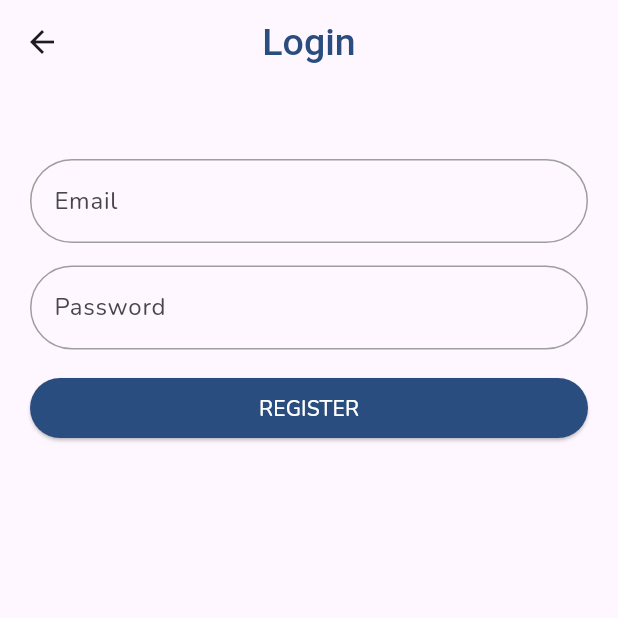
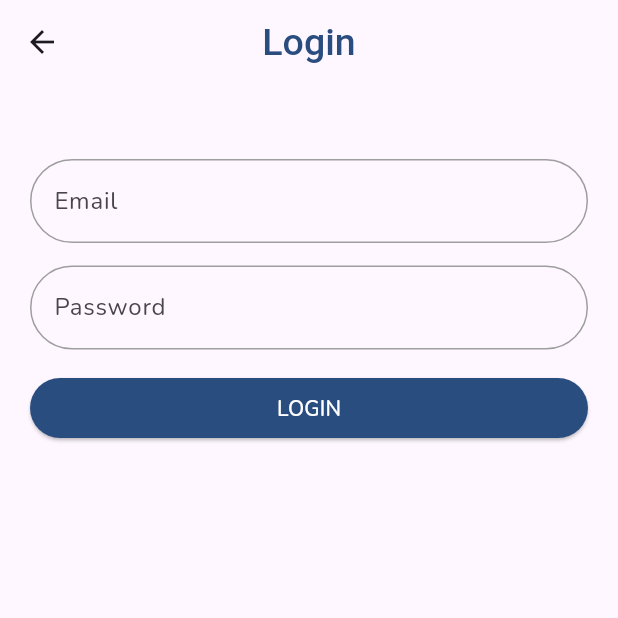
Before and after one commit to a-saber/NTI_course, a Flutter app: the LoginView screen opened directly, on a phone screen of 412 x 824 dp, the top half of it. Run offline on Flutter 3.47's test engine with Material 3 defaults, Android fonts, the phone set to English and light mode, and no system bars; our stand-ins replace dartz, flutter_bloc, get.

```diff
--- a/lib/features/auth/manager/auth_cubit/auth_cubit.dart
+++ b/lib/features/auth/manager/auth_cubit/auth_cubit.dart
@@ -1,9 +1,7 @@
 import 'package:flutter/material.dart';
 import 'package:flutter_bloc/flutter_bloc.dart';
-import 'package:nti_course/core/helper/my_navigator.dart';
 import 'package:nti_course/features/auth/data/models/user_model.dart';
 import 'package:nti_course/features/auth/data/repo/auth_repo.dart';
-import 'package:nti_course/features/auth/views/login_view.dart';
 
 import 'auth_state.dart';
 
@@ -16,6 +14,9 @@ class AuthCubit extends Cubit<AuthState> {
   final TextEditingController emailController = TextEditingController();
   final TextEditingController passwordController = TextEditingController();
   final TextEditingController passwordConfirmController = TextEditingController();
+
+  final TextEditingController loginEmailController = TextEditingController();
+  final TextEditingController loginPasswordController = TextEditingController();
 
   AuthRepo authRepo = AuthRepo();
 
@@ -40,7 +41,24 @@ class AuthCubit extends Cubit<AuthState> {
       (r)
       {
         emit(AuthRegisterSuccess());
-        MyNavigator.navigateTo( screen: LoginView());
+      }
+    );
+  }
+
+
+  void onLoginPressed()
+  {
+    emit(AuthLoginLoading());
+
+    var response = authRepo.login(email: loginEmailController.text, password: loginPasswordController.text);
+    response.fold(
+      (String error)
+      {
+        emit(AuthLoginError(error: error));
+      },
+      (UserModel user)
+      {
+        emit(AuthLoginSuccess());
       }
     );
   }
--- a/lib/features/auth/manager/auth_cubit/auth_state.dart
+++ b/lib/features/auth/manager/auth_cubit/auth_state.dart
@@ -1,6 +1,7 @@
 abstract class AuthState{}
 
 class AuthInitialState extends AuthState{}
+
 class AuthRegisterLoading extends AuthState{}
 class AuthRegisterSuccess extends AuthState{}
 class AuthRegisterError extends AuthState
@@ -8,3 +9,11 @@ class AuthRegisterError extends AuthState
   String error;
   AuthRegisterError({required this.error});
 }
+
+class AuthLoginLoading extends AuthState{}
+class AuthLoginSuccess extends AuthState{}
+class AuthLoginError extends AuthState
+{
+  String error;
+  AuthLoginError({required this.error});
+}
--- a/lib/features/auth/views/login_view.dart
+++ b/lib/features/auth/views/login_view.dart
@@ -1,15 +1,18 @@
 import 'package:flutter/material.dart';
+import 'package:flutter_bloc/flutter_bloc.dart';
 import 'package:nti_course/core/localization/app_strings.dart';
 import 'package:nti_course/core/utils/app_paddings.dart';
 import 'package:nti_course/core/utils/app_sizes.dart';
 import 'package:nti_course/core/widgets/default_btn.dart';
+import 'package:nti_course/features/auth/manager/auth_cubit/auth_cubit.dart';
+import 'package:nti_course/features/auth/manager/auth_cubit/auth_state.dart';
 
 import 'widgets/default_auth_from_field.dart';
 
 class LoginView extends StatelessWidget {
-   LoginView({super.key});
-  final TextEditingController emailController = TextEditingController();
-  final TextEditingController passwordController = TextEditingController();
+  const LoginView({
+    super.key,
+  });
 
   @override
   Widget build(BuildContext context) {
@@ -18,30 +21,47 @@ class LoginView extends StatelessWidget {
         title: Text(AppStrings.login),
         centerTitle: true,
       ),
-      body: Padding(
+      body: Builder(
+        builder: (context) {
+          return Padding(
             padding: AppPaddings.pagePadding,
             child: Column(
-          children:
-          [
-            SizedBox(height: AppSizes.spaceAboveForm,),
+              children: [
+                SizedBox(
+                  height: AppSizes.spaceAboveForm,
+                ),
                 DefaultAuthFormField(
                   label: AppStrings.email,
-              controller: emailController,
+                  controller: AuthCubit.get(context).loginEmailController,
                 ),
                 DefaultAuthFormField(
                   label: AppStrings.password,
-              controller: passwordController,
+                  controller: AuthCubit.get(context).loginPasswordController,
                 ),
-
-            SizedBox(
+                BlocListener<AuthCubit, AuthState>(
+                  listener: (context, state) {
+                    if (state is AuthLoginSuccess) {
+                      ScaffoldMessenger.of(context).showSnackBar(SnackBar(
+                        content: Text('Success Login'),
+                      ));
+                    } else if (state is AuthLoginError) {
+                      ScaffoldMessenger.of(context).showSnackBar(SnackBar(
+                        content: Text(state.error),
+                      ));
+                    }
+                  },
+                  child: SizedBox(
                     width: double.infinity,
                     child: DefaultBtn(
-                text: AppStrings.register.toUpperCase(),
-                onPressed: (){},
+                      text: AppStrings.login.toUpperCase(),
+                      onPressed: AuthCubit.get(context).onLoginPressed,
+                    ),
                   ),
                 )
               ],
             ),
+          );
+        }
       ),
     );
   }
```
Also changed, not shown: lib/features/auth/views/register_view.dart (+4 -9 lines), lib/main.dart (+7 -2 lines). Lines whose indentation alone changed are shown as unchanged.
